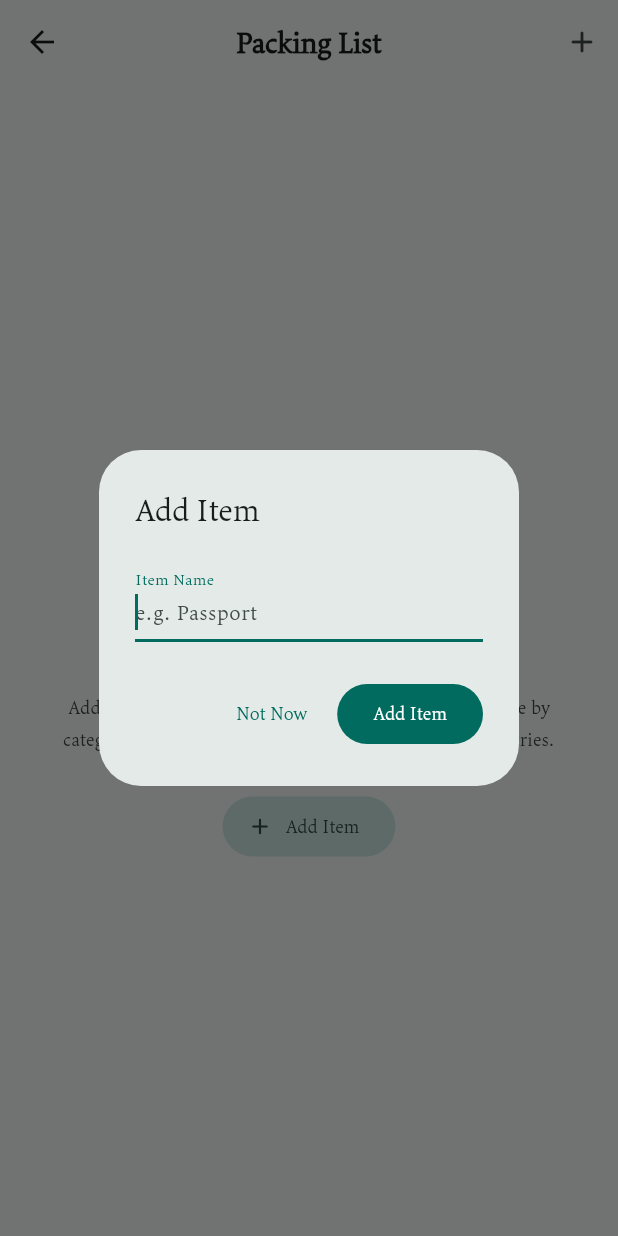
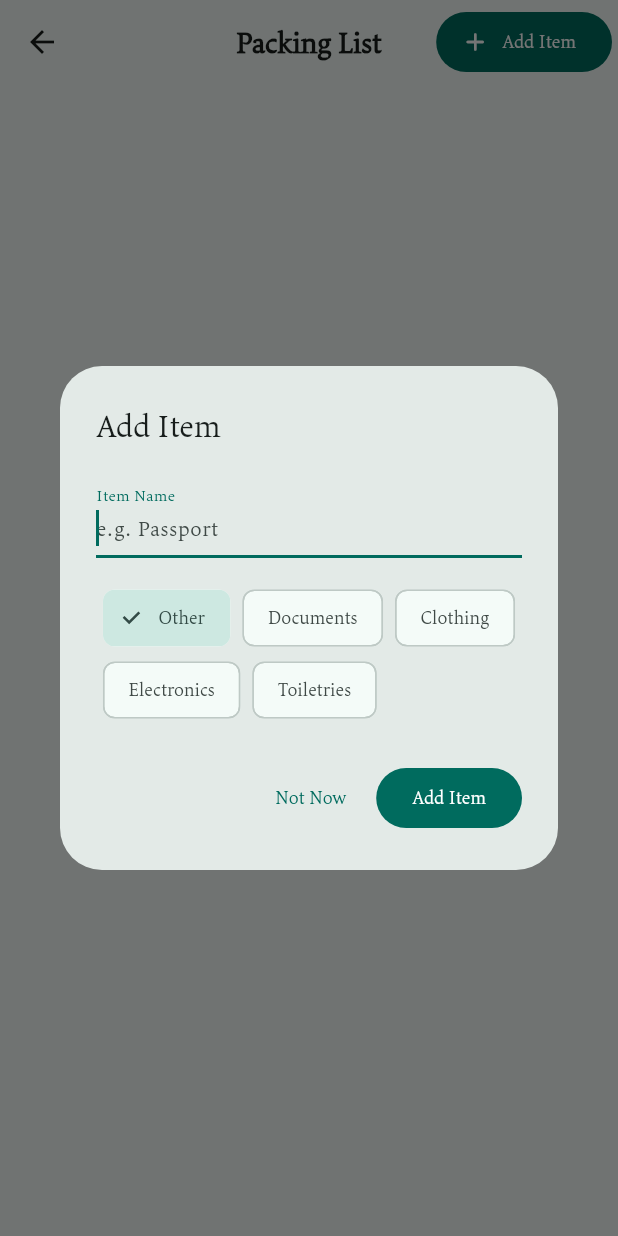
Before and after one commit to apollocked/Trip_recorder_app, a Flutter app: the PackingListPage screen opened directly with empty values, after a tap on "Add Item", on a phone screen of 412 x 824 dp. Run offline on Flutter 3.47's test engine with Material 3 defaults, Android fonts, the phone set to English and light mode, and no system bars; our stand-ins replace fl_chart, flutter_dotenv, flutter_local_notifications, go_router, image_picker, permission_handler and 5 more; accounts and stored records are empty.

Commit message:
Update : the adding and editing page

```diff
--- a/lib/core/constants.dart
+++ b/lib/core/constants.dart
@@ -1,6 +1,6 @@
 class AppConstants {
   static const String dbName = 'animations_in_flutter.db';
-  static const int dbVersion = 8;
+  static const int dbVersion = 9;
   static const String tripsTable = 'trips';
   static const String expensesTable = 'expenses';
   static const String checklistTable = 'checklist_items';
--- a/lib/data/repositories/checklist_repository.dart
+++ b/lib/data/repositories/checklist_repository.dart
@@ -18,8 +18,9 @@ class ChecklistRepository {
   Future<ChecklistItem> addItem({
     required String tripId,
     required String title,
+    String category = 'general',
   }) async {
-    final item = ChecklistItem(tripId: tripId, title: title);
+    final item = ChecklistItem(tripId: tripId, title: title, category: category);
     final db = await _database.database;
     await db.insert('checklist_items', item.toMap());
     return item;
--- a/lib/model/checklist_item.dart
+++ b/lib/model/checklist_item.dart
@@ -5,12 +5,14 @@ class ChecklistItem {
   final String tripId;
   final String title;
   final bool isChecked;
+  final String category;
 
   ChecklistItem({
     String? id,
     required this.tripId,
     required this.title,
     this.isChecked = false,
+    this.category = 'general',
   }) : id = id ?? const Uuid().v4();
 
   ChecklistItem copyWith({
@@ -18,12 +20,14 @@ class ChecklistItem {
     String? tripId,
     String? title,
     bool? isChecked,
+    String? category,
   }) {
     return ChecklistItem(
       id: id ?? this.id,
       tripId: tripId ?? this.tripId,
       title: title ?? this.title,
       isChecked: isChecked ?? this.isChecked,
+      category: category ?? this.category,
     );
   }
 
@@ -32,6 +36,7 @@ class ChecklistItem {
         'trip_id': tripId,
         'title': title,
         'is_checked': isChecked ? 1 : 0,
+        'category': category,
       };
 
   factory ChecklistItem.fromMap(Map<String, dynamic> map) {
@@ -40,6 +45,7 @@ class ChecklistItem {
       tripId: map['trip_id'] as String,
       title: map['title'] as String,
       isChecked: (map['is_checked'] as int?) == 1,
+      category: (map['category'] as String?) ?? 'general',
     );
   }
 }
--- a/lib/providers/mixins/checklist_provider_mixin.dart
+++ b/lib/providers/mixins/checklist_provider_mixin.dart
@@ -16,10 +16,12 @@ mixin ChecklistProviderMixin on ChangeNotifier {
   Future<void> addChecklistItem({
     required String tripId,
     required String title,
+    String category = 'general',
   }) async {
     final item = await _checklistRepository.addItem(
       tripId: tripId,
       title: title,
+      category: category,
     );
     _checklistCache[tripId] = [...(_checklistCache[tripId] ?? []), item];
     notifyListeners();
--- a/lib/views/pages/details_page.dart
+++ b/lib/views/pages/details_page.dart
@@ -52,8 +52,7 @@ class DetailsPage extends StatelessWidget {
                 tooltip: l10n.editJourney,
                 onPressed: () async {
                   HapticFeedback.selectionClick();
-                  await Navigator.push(
-                    context,
+                  await Navigator.of(context, rootNavigator: true).push(
                     slideRoute(AddTripPage(tripId: trip.id)),
                   );
                 },
--- a/lib/views/pages/next_trips_page.dart
+++ b/lib/views/pages/next_trips_page.dart
@@ -66,7 +66,7 @@ class NextTripsPage extends StatelessWidget {
             action: FilledButton.icon(
               icon: const Icon(Icons.add_rounded, size: 20),
               label: Text(loc.planTrip),
-              onPressed: () => Navigator.push(context, slideRoute(const AddTripPage())),
+              onPressed: () => Navigator.of(context, rootNavigator: true).push(slideRoute(const AddTripPage())),
             ),
           )),
         ),
--- a/lib/views/pages/packing_list_page.dart
+++ b/lib/views/pages/packing_list_page.dart
@@ -17,7 +17,22 @@ class PackingListPage extends StatefulWidget {
 
 class _PackingListPageState extends State<PackingListPage> {
   List<ChecklistItem> _items = [];
+  String _selectedCategory = 'general';
   bool _isLoading = true;
+
+  static const _categories = [
+    'general', 'documents', 'clothing', 'electronics', 'toiletries',
+  ];
+
+  String _catLabel(AppLocalizations l10n, String cat) {
+    switch (cat) {
+      case 'documents': return l10n.prepCatDocuments;
+      case 'clothing': return l10n.prepCatClothing;
+      case 'electronics': return l10n.prepCatElectronics;
+      case 'toiletries': return l10n.prepCatToiletries;
+      default: return l10n.categoryOther;
+    }
+  }
 
   @override
   void initState() { super.initState(); _loadItems(); }
@@ -36,29 +51,70 @@ class _PackingListPageState extends State<PackingListPage> {
     }
   }
 
+  Map<String, List<ChecklistItem>> get _grouped {
+    final map = <String, List<ChecklistItem>>{};
+    for (final cat in _categories) { map[cat] = []; }
+    for (final item in _items) {
+      map.putIfAbsent(item.category, () => []);
+      map[item.category]!.add(item);
+    }
+    map.removeWhere((_, v) => v.isEmpty);
+    return map;
+  }
+
   Future<void> _showAddItemDialog() async {
     final l10n = AppLocalizations.of(context)!;
     final controller = TextEditingController();
-    final result = await showDialog<String>(
-      context: context,
-      builder: (ctx) => AlertDialog(
+    String chosenCat = _selectedCategory;
+
+    final result = await showDialog<List<String>>( context: context,
+        builder: (ctx) => StatefulBuilder(
+            builder: (ctx, setDialogState) => AlertDialog(
               title: Text(l10n.addItem),
-        content: TextField(
+              content: Column(
+                mainAxisSize: MainAxisSize.min,
+                children: [
+                  TextField(
                     controller: controller, autofocus: true,
                     inputFormatters: [LengthLimitingTextInputFormatter(200)],
-          decoration: InputDecoration(labelText: l10n.itemName, hintText: l10n.addItemHint),
-          onSubmitted: (val) => Navigator.pop(ctx, val.trim()),
+                    decoration: InputDecoration(
+                      labelText: l10n.itemName,
+                      hintText: l10n.addItemHint,
+                    ),
+                    onSubmitted: (val) => Navigator.pop(ctx, [val.trim(), chosenCat]),
+                  ),
+                  const SizedBox(height: 16),
+                  Wrap(
+                    spacing: 8,
+                    children: _categories.map((cat) => ChoiceChip(
+                      label: Text(_catLabel(l10n, cat)),
+                      selected: chosenCat == cat,
+                      onSelected: (s) => setDialogState(() => chosenCat = cat),
+                    )).toList(),
+                  ),
+                ],
               ),
               actions: [
                 TextButton(onPressed: () => Navigator.pop(ctx), child: Text(l10n.notNow)),
-          FilledButton(onPressed: () => Navigator.pop(ctx, controller.text.trim()),
-              child: Text(l10n.addItem)),
+                FilledButton(
+                  onPressed: () => Navigator.pop(ctx, [controller.text.trim(), chosenCat]),
+                  child: Text(l10n.addItem),
+                ),
               ],
             ),
+        ),
     );
-    if (result != null && result.isNotEmpty && mounted) {
-      await context.read<TripProvider>().addChecklistItem(tripId: widget.tripId, title: result);
+
+    if (result != null && mounted) {
+      final title = result[0];
+      final cat = result[1];
+      if (title.isNotEmpty) {
+        setState(() => _selectedCategory = cat);
+        await context.read<TripProvider>().addChecklistItem(
+          tripId: widget.tripId, title: title, category: cat,
+        );
         _loadItems();
+      }
     }
   }
 
@@ -68,6 +124,8 @@ class _PackingListPageState extends State<PackingListPage> {
     final tt = Theme.of(context).textTheme;
     final l10n = AppLocalizations.of(context)!;
     final checkedCount = _items.where((i) => i.isChecked).length;
+    final grouped = _grouped;
+    final catKeys = grouped.keys.toList();
 
     return Scaffold(
       backgroundColor: cs.surface,
@@ -75,8 +133,14 @@ class _PackingListPageState extends State<PackingListPage> {
         title: Text(l10n.packingList,
             style: tt.titleLarge?.copyWith(fontWeight: FontWeight.bold)),
         centerTitle: true,
-        actions: [IconButton(icon: const Icon(Icons.add_rounded),
-            onPressed: _showAddItemDialog, tooltip: l10n.addItem)],
+        actions: [
+          FilledButton.icon(
+            onPressed: _showAddItemDialog,
+            icon: const Icon(Icons.add_rounded, size: 20),
+            label: Text(l10n.addItem),
+          ),
+          const SizedBox(width: 4),
+        ],
       ),
       body: _isLoading
           ? const Center(child: CircularProgressIndicator())
@@ -109,13 +173,48 @@ class _PackingListPageState extends State<PackingListPage> {
                               label: Text(l10n.addItem)))
                       : ListView.builder(
                           padding: const EdgeInsets.symmetric(horizontal: 16),
-                          itemCount: _items.length,
-                          itemBuilder: (_, i) => PackingListItem(
-                              tripId: widget.tripId, item: _items[i],
-                              colorScheme: cs, onDeleted: _loadItems)),
+                          itemCount: _buildItemCount(grouped, catKeys),
+                          itemBuilder: (_, i) => _buildItem(grouped, catKeys, i, l10n, cs),
+                        ),
                 ),
               ]),
             ),
     );
   }
+
+  int _buildItemCount(Map<String, List<ChecklistItem>> grouped, List<String> keys) {
+    int count = 0;
+    for (final k in keys) {
+      count += 1; // section header
+      count += grouped[k]!.length;
     }
+    return count;
+  }
+
+  Widget _buildItem(Map<String, List<ChecklistItem>> grouped, List<String> keys,
+      int i, AppLocalizations l10n, ColorScheme cs) {
+    int idx = 0;
+    for (final k in keys) {
+      if (i == idx) {
+        return Padding(
+          padding: const EdgeInsets.only(top: 16, bottom: 8),
+          child: Text(_catLabel(l10n, k),
+              style: TextStyle(fontWeight: FontWeight.bold,
+                  color: cs.primary, fontSize: 14)),
+        );
+      }
+      idx++;
+      final items = grouped[k]!;
+      if (i < idx + items.length) {
+        return PackingListItem(
+          tripId: widget.tripId,
+          item: items[i - idx],
+          colorScheme: cs,
+          onDeleted: _loadItems,
+        );
+      }
+      idx += items.length;
+    }
+    return const SizedBox.shrink();
+  }
+}
--- a/lib/views/widgets/home/trip_list_widget.dart
+++ b/lib/views/widgets/home/trip_list_widget.dart
@@ -43,8 +43,7 @@ class TripListWidget extends StatelessWidget {
                           : l10n.tryAdjustingSearch,
                       action: past.isEmpty
                           ? FilledButton.tonalIcon(
-                              onPressed: () => Navigator.push(
-                                context,
+                              onPressed: () => Navigator.of(context, rootNavigator: true).push(
                                 slideRoute(const AddTripPage()),
                               ),
                               icon: const Icon(Icons.add_rounded, size: 18),
--- a/lib/views/widgets/next_trips/future_trip_card.dart
+++ b/lib/views/widgets/next_trips/future_trip_card.dart
@@ -74,9 +74,8 @@ class FutureTripCard extends StatelessWidget {
               title: Text(loc.editJourney),
               onTap: () {
                 Navigator.pop(ctx);
-                Navigator.push(
-                  context,
-                  slideRoute(AddTripPage(tripId: trip.id)),
+                  Navigator.of(context, rootNavigator: true).push(
+                    slideRoute(AddTripPage(tripId: trip.id)),
                 );
               },
             ),
```
Also changed, not shown: lib/data/database/app_database.dart (+9 -0 lines). Lines whose indentation alone changed are shown as unchanged.
